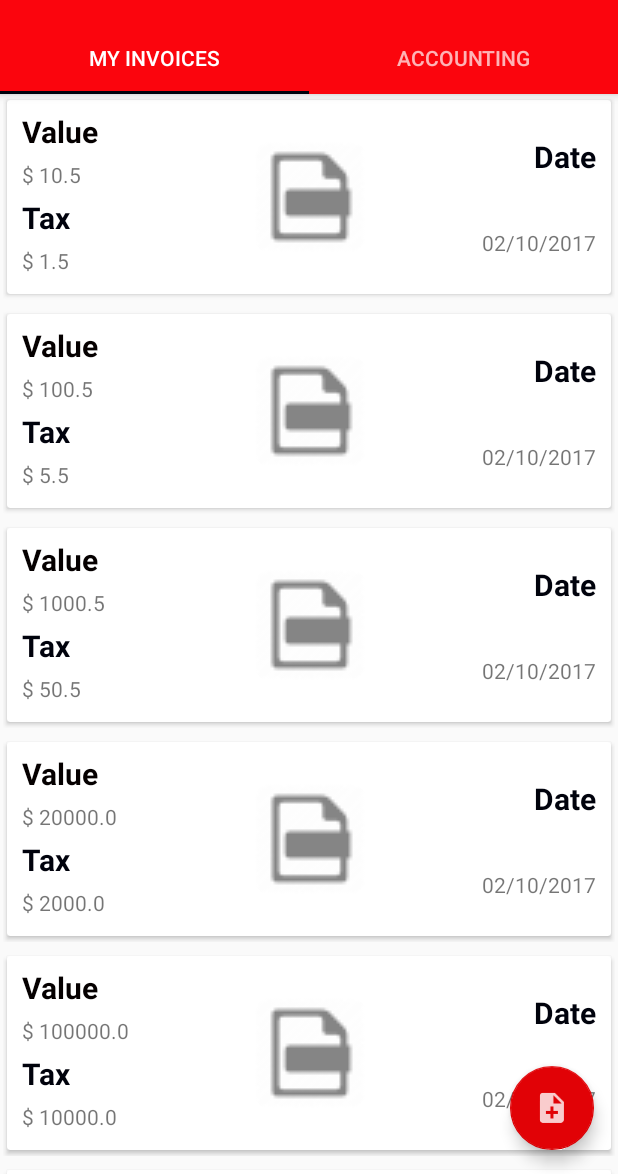
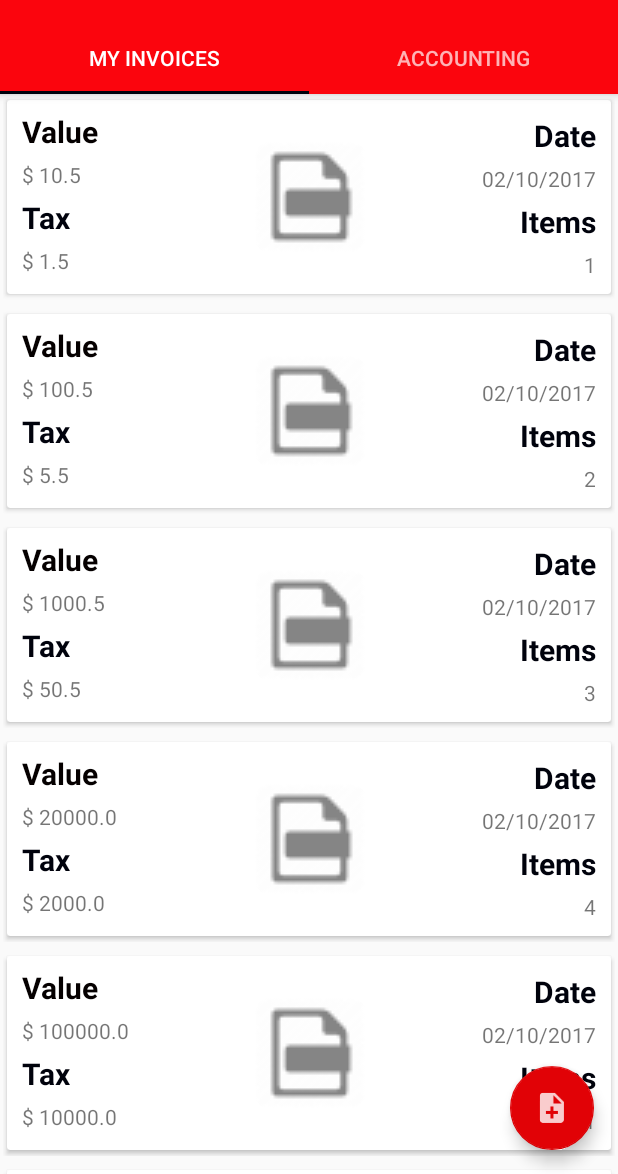
Before and after one commit to jmalovera10/Inloud, an Android app: the MyInvoiceFragment screen opened directly, with no data from a screen before it, on a phone screen of 412 x 824 dp, the part 62-1236 px from its top. Run offline under Robolectric (Android 15) with nearby library versions, the phone set to English and light mode, and no system bars; libraries missing offline, so code that uses them is left out: com.facebook, com.facebook.appevents, com.facebook.login; 2 statements that could not run were skipped.

Commit message:
Items view added to my invoice

```diff
--- a/Android/Inloud/app/src/main/java/papitas/adapters/MyInvoiceRecyclerViewAdapter.java
+++ b/Android/Inloud/app/src/main/java/papitas/adapters/MyInvoiceRecyclerViewAdapter.java
@@ -35,7 +35,7 @@ public class MyInvoiceRecyclerViewAdapter extends RecyclerView.Adapter{
             Invoice invoice = invoices[position];
             String date = new SimpleDateFormat("dd/MM/yyyy").format(invoice.getDate());
             mHolder.bind(invoice.getTotalCost().toString(), date
-                    ,invoice.getTax().toString(),position);
+                    ,invoice.getTax().toString(),""+invoice.getItems().size(),position);
         }
     }
 
--- a/Android/Inloud/app/src/main/java/papitas/adapters/MyInvoiceViewHolder.java
+++ b/Android/Inloud/app/src/main/java/papitas/adapters/MyInvoiceViewHolder.java
@@ -23,6 +23,7 @@ public class MyInvoiceViewHolder extends RecyclerView.ViewHolder {
     private TextView value;
     private TextView date;
     private TextView tax;
+    private TextView items;
     private ImageView image;
     private View view;
 
@@ -32,14 +33,16 @@ public class MyInvoiceViewHolder extends RecyclerView.ViewHolder {
         value = (TextView) v.findViewById(R.id.invoiceValue);
         date = (TextView) v.findViewById(R.id.invoiceDate);
         tax = (TextView) v.findViewById(R.id.invoiceTax);
+        items = (TextView) v.findViewById(R.id.invoiceItems);
         image = (ImageView) v.findViewById(R.id.itemImage);
         linearLayout = (LinearLayout) v.findViewById(R.id.listingMaster);
     }
 
-    public void bind(String pValue,String pDate, String pTax, final int position) {
+    public void bind(String pValue,String pDate, String pTax, String pItems,final int position) {
         value.setText("$ "+pValue);
         date.setText(pDate);
         tax.setText("$ "+pTax);
+        items.setText(pItems);
         image.setImageResource(R.drawable.invoice);
         Bitmap bm = BitmapFactory.decodeResource(view.getResources(),R.drawable.invoice);
         RoundImage roundedImage = new RoundImage(bm);
--- a/Android/Inloud/app/src/main/java/papitas/concept/Invoice.java
+++ b/Android/Inloud/app/src/main/java/papitas/concept/Invoice.java
@@ -2,6 +2,7 @@ package papitas.concept;
 
 import java.io.Serializable;
 import java.sql.Timestamp;
+import java.util.List;
 
 /**
  * Created by juanm on 13/06/2017.
@@ -33,6 +34,16 @@ public class Invoice implements Serializable{
      * Attribute that shows the purchase's tax
      */
     private Double tax;
+
+    /**
+     * Attribute that models the items included on the invoice
+     */
+    private List<Item> items;
+
+    /**
+     * Attribute that shows the commerce from which the invoice comes
+     */
+    private Commerce commerce;
 
     public Invoice() {
     }
@@ -84,4 +95,20 @@ public class Invoice implements Serializable{
     public void setTax(Double tax) {
         this.tax = tax;
     }
+
+    public List<Item> getItems() {
+        return items;
+    }
+
+    public void setItems(List<Item> items) {
+        this.items = items;
+    }
+
+    public Commerce getCommerce() {
+        return commerce;
+    }
+
+    public void setCommerce(Commerce commerce) {
+        this.commerce = commerce;
+    }
 }
--- a/Android/Inloud/app/src/main/java/papitas/fragments/MyInvoiceFragment.java
+++ b/Android/Inloud/app/src/main/java/papitas/fragments/MyInvoiceFragment.java
@@ -12,10 +12,13 @@ import android.view.ViewGroup;
 import java.sql.Timestamp;
 import java.text.DateFormat;
 import java.text.SimpleDateFormat;
+import java.util.ArrayList;
 import java.util.Date;
+import java.util.List;
 
 import papitas.adapters.MyInvoiceRecyclerViewAdapter;
 import papitas.concept.Invoice;
+import papitas.concept.Item;
 import papitas.inloud.R;
 
 /**
@@ -54,6 +57,7 @@ public class MyInvoiceFragment extends Fragment {
         String[] values = getResources().getStringArray(R.array.invoiceDummyValue);
         String[] taxes = getResources().getStringArray(R.array.invoiceDummyTax);
         String[] dates = getResources().getStringArray(R.array.invoiceDummyDate);
+        String[] items = getResources().getStringArray(R.array.invoiceDummyItems);
         Invoice[] invoices = new Invoice[values.length];
 
         long id = 0;
@@ -63,6 +67,12 @@ public class MyInvoiceFragment extends Fragment {
             invoice.setId(id++);
             invoice.setTotalCost(Double.parseDouble(values[i].toString()));
             invoice.setTax(Double.parseDouble(taxes[i].toString()));
+            List<Item> pItems = new ArrayList<Item>();
+            int l = Integer.parseInt(items[i]);
+            for (int j = 0; j < l; j++) {
+                pItems.add(new Item());
+            }
+            invoice.setItems(pItems);
             try {
                 DateFormat dateformat = new SimpleDateFormat("yyyy-MM-dd");
                 Date pDate = dateformat.parse(dates[i]);
--- a/Android/Inloud/app/src/main/res/layout/invoice_item_layout.xml
+++ b/Android/Inloud/app/src/main/res/layout/invoice_item_layout.xml
@@ -16,7 +16,7 @@
         android:layout_width="match_parent"
         android:layout_height="match_parent"
         android:layout_weight="1"
-        android:clickable="true"
+        android:clickable="false"
         app:cardUseCompatPadding="true">
 
         <LinearLayout
@@ -113,6 +113,25 @@
                     android:layout_weight="1"
                     android:gravity="right|center_vertical"
                     android:text="TextView" />
+
+                <TextView
+                    android:id="@+id/headerItem"
+                    android:layout_width="match_parent"
+                    android:layout_height="wrap_content"
+                    android:layout_weight="1"
+                    android:gravity="right|center_vertical"
+                    android:text="Items"
+                    android:textColor="@color/colorAccent"
+                    android:textSize="20sp"
+                    android:textStyle="bold" />
+
+                <TextView
+                    android:id="@+id/invoiceItems"
+                    android:layout_width="match_parent"
+                    android:layout_height="wrap_content"
+                    android:layout_weight="1"
+                    android:gravity="right|center_vertical"
+                    android:text="TextView" />
             </LinearLayout>
 
         </LinearLayout>
--- a/Android/Inloud/app/src/main/res/menu/activity_inloud_main_drawer.xml
+++ b/Android/Inloud/app/src/main/res/menu/activity_inloud_main_drawer.xml
@@ -9,17 +9,18 @@
 
     </group>
 
-    <item android:title="tools">
+    <item android:title="Tools">
         <menu>
             <group android:checkableBehavior="single">
+                <item
+                    android:id="@+id/nav_settings"
+                    android:icon="@drawable/ic_menu_manage"
+                    android:title="@string/action_settings" />
                 <item
                     android:id="@+id/nav_logout"
                     android:icon="@drawable/ic_logout"
                     android:title="Logout" />
-                <item
-                    android:id="@+id/nav_settings"
-                    android:icon="@drawable/ic_menu_manage"
-                    android:title="@string/action_settings" />
+
             </group>
         </menu>
     </item>
--- a/Android/Inloud/app/src/main/res/values/strings.xml
+++ b/Android/Inloud/app/src/main/res/values/strings.xml
@@ -39,6 +39,21 @@
         <item>2000</item>
         <item>10000</item>
         <item>100000</item>
+    </string-array>
+
+    <string-array name="invoiceDummyItems">
+        <item>1</item>
+        <item>2</item>
+        <item>3</item>
+        <item>4</item>
+        <item>1</item>
+        <item>2</item>
+        <item>3</item>
+        <item>4</item>
+        <item>1</item>
+        <item>2</item>
+        <item>3</item>
+        <item>4</item>
     </string-array>
 
     <string-array name="invoiceDummyDate">
```
